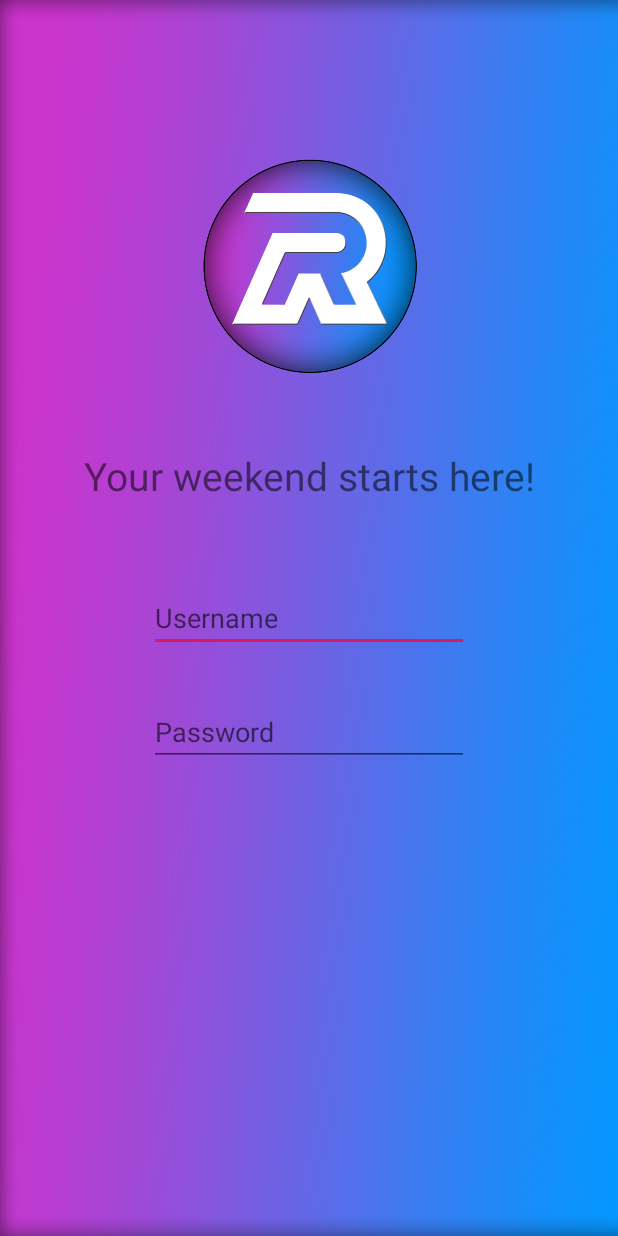
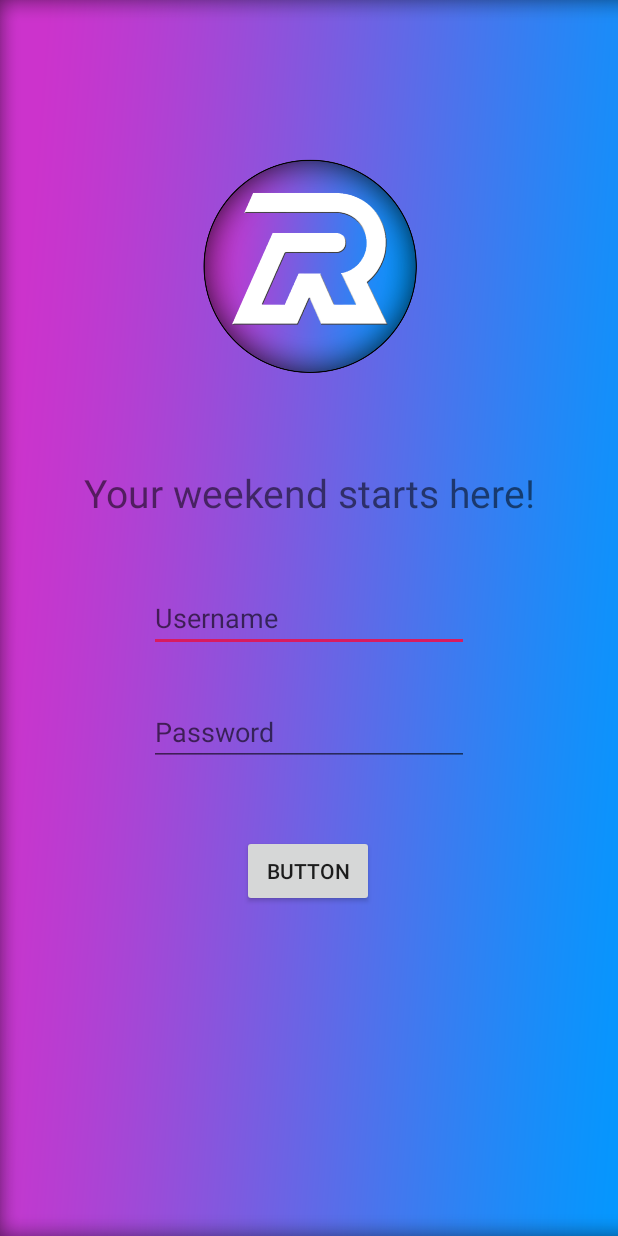
Before and after one commit to AspiringEng/ReGroup, an Android app: the LoginScreen screen opened directly, with no data from a screen before it, on a phone screen of 412 x 824 dp. Run offline under Robolectric (Android 15) with nearby library versions, the phone set to English and light mode, and no system bars; our stand-ins replace Firebase (no records; nobody signed in at launch, a user with empty details on screens opened directly).

Commit message:
added button onClick listener

```diff
--- a/app/src/main/java/com/example/regroup/LoginScreen.java
+++ b/app/src/main/java/com/example/regroup/LoginScreen.java
@@ -2,8 +2,15 @@ package com.example.regroup;
 
 import android.support.v7.app.AppCompatActivity;
 import android.os.Bundle;
+import android.view.View;
+import android.widget.Button;
+import android.widget.Toast;
+
+import com.google.firebase.auth.FirebaseAuth;
 
 public class LoginScreen extends AppCompatActivity {
+
+    private FirebaseAuth mAuth;
 
     @Override
     protected void onCreate(Bundle savedInstanceState) {
@@ -11,5 +18,18 @@ public class LoginScreen extends AppCompatActivity {
         setContentView(R.layout.activity_login_screen);
 
         getSupportActionBar().hide(); // Hides the top action bar
+        mAuth = FirebaseAuth.getInstance(); // initializing FirebaseAuth instance
+
+        Button btn = findViewById(R.id.button3);
+
+        btn.setOnClickListener(new View.OnClickListener() {
+            @Override
+            public void onClick(View v) {
+                // When Login button is clicked, do something...
+                // Need to make it so when it's clicked it can't be clicked again until the credentials are checked and returned false
+
+                Toast.makeText(getApplicationContext(), "veikia", Toast.LENGTH_SHORT).show(); // Just for testing
+            }
+        });
     }
 }
--- a/app/src/main/res/layout/activity_login_screen.xml
+++ b/app/src/main/res/layout/activity_login_screen.xml
@@ -21,7 +21,7 @@
         app:layout_constraintEnd_toEndOf="parent"
         app:layout_constraintStart_toStartOf="parent"
         app:layout_constraintTop_toTopOf="parent"
-        app:layout_constraintVertical_bias="0.377" />
+        app:layout_constraintVertical_bias="0.392" />
 
     <ImageView
         android:id="@+id/imageView2"
@@ -71,4 +71,21 @@
         app:layout_constraintTop_toTopOf="parent"
         app:layout_constraintVertical_bias="0.6" />
 
+    <Button
+        android:id="@+id/button3"
+        android:layout_width="wrap_content"
+        android:layout_height="wrap_content"
+        android:layout_marginStart="8dp"
+        android:layout_marginTop="8dp"
+        android:layout_marginEnd="8dp"
+        android:layout_marginBottom="8dp"
+        android:text="Button"
+        app:layout_constraintBottom_toBottomOf="parent"
+        app:layout_constraintEnd_toEndOf="parent"
+        app:layout_constraintHorizontal_bias="0.498"
+        app:layout_constraintStart_toStartOf="parent"
+        app:layout_constraintTop_toTopOf="parent"
+        app:layout_constraintVertical_bias="0.722"
+        tools:onClick="checkLoginCred"/>
+
 </android.support.constraint.ConstraintLayout>
```
